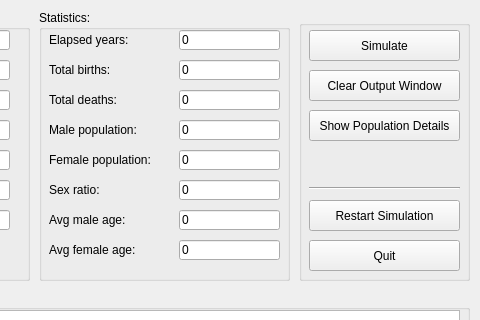
Before: the Qt Designer form Source/mainwindow.ui in sakky016/Population-Simulator-UI, drawn with Qt 5; both pictures show x 231 to 711 and y 0 to 320 of the 711 by 963 pixel window.
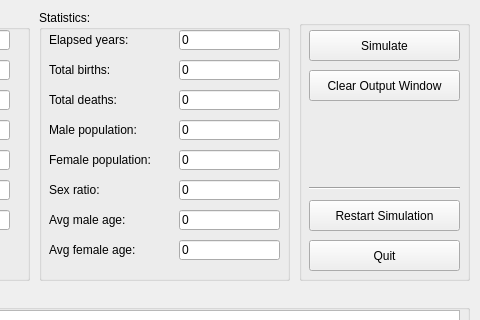
After: the same form once the commit is applied.

Diff of the .ui file:
```diff
--- a/Source/mainwindow.ui
+++ b/Source/mainwindow.ui
@@ -572,22 +572,6 @@
       <string>Clear Output Window</string>
      </property>
     </widget>
-    <widget class="QPushButton" name="btnPopulationDetail">
-     <property name="geometry">
-      <rect>
-       <x>10</x>
-       <y>90</y>
-       <width>151</width>
-       <height>31</height>
-      </rect>
-     </property>
-     <property name="layoutDirection">
-      <enum>Qt::LeftToRight</enum>
-     </property>
-     <property name="text">
-      <string>Show Population Details</string>
-     </property>
-    </widget>
     <widget class="QPushButton" name="btnRestartSimulation">
      <property name="geometry">
       <rect>
```
Left out of the diff: 1 changed line with no effect on the pictures.
